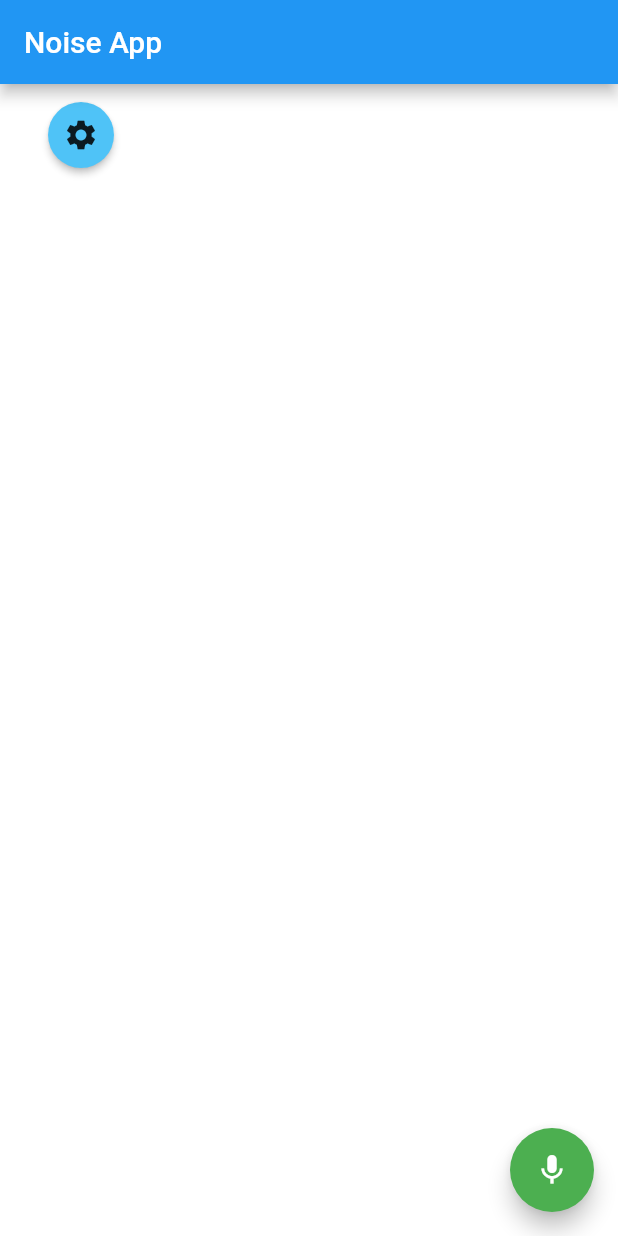
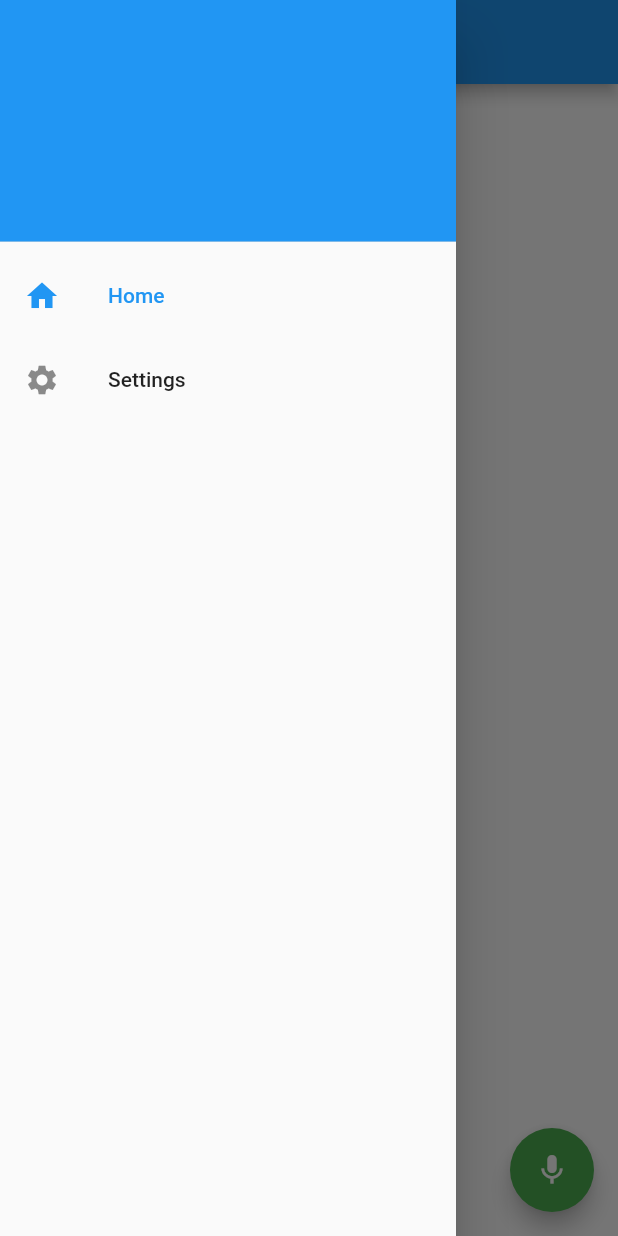
Before and after one commit to masterdodo/flutter-noise-app, a Flutter app: the screen it shows after launch, with the side drawer open (before the commit the screen has no drawer), on a phone screen of 412 x 824 dp. Run offline on Flutter 3.47's test engine with Material 2 defaults, Android fonts, the phone set to English and light mode, and no system bars; our stand-ins replace audioplayers, file_picker, shared_preferences; missing offline and left inert: noise_meter.

Commit message:
some reorganization, side menu(drawer)

```diff
--- a/lang/en.json
+++ b/lang/en.json
@@ -7,5 +7,7 @@
     "timeout_string": "Timeout After Alert",
     "audio_string": "Audio Alerts on Treshold",
     "save_string": "Save Settings",
-    "choose_sound_string": "Choose audio file..."
+    "choose_sound_string": "Choose audio file...",
+    "menu_home_string": "Home",
+    "menu_settings_string": "Settings"
 }
--- a/lang/sl.json
+++ b/lang/sl.json
@@ -7,5 +7,7 @@
     "timeout_string": "Odmor po Alarmu",
     "audio_string": "Zvočni Alarmi ob Meji",
     "save_string": "Shrani Nastavitve",
-    "choose_sound_string": "Izberi zvočno datoteko..."
+    "choose_sound_string": "Izberi zvočno datoteko...",
+    "menu_home_string": "Domov",
+    "menu_settings_string": "Nastavitve"
 }
--- /dev/null
+++ b/lib/components/my_drawer.dart
@@ -0,0 +1,52 @@
+import 'package:flutter/material.dart';
+
+import '../app_localizations.dart';
+
+class MyDrawer extends StatelessWidget {
+  const MyDrawer({
+    Key key,
+  }) : super(key: key);
+
+  @override
+  Widget build(BuildContext context) {
+    return new Drawer(
+      child: ListView(
+        padding: EdgeInsets.zero,
+        children: [
+          DrawerHeader(
+            child: null,
+            decoration: BoxDecoration(color: Colors.blue),
+          ),
+          ListTile(
+            selected: (ModalRoute.of(context).settings.name == '/'),
+            title: Text(
+                AppLocalizations.of(context).translate('menu_home_string')),
+            leading: Icon(Icons.home),
+            onTap: () {
+              if (ModalRoute.of(context).settings.name == '/') {
+                Navigator.pop(context);
+              } else {
+                Navigator.pop(context);
+                Navigator.pushNamed(context, '/');
+              }
+            },
+          ),
+          ListTile(
+            selected: (ModalRoute.of(context).settings.name == '/settings'),
+            title: Text(
+                AppLocalizations.of(context).translate('menu_settings_string')),
+            leading: Icon(Icons.settings),
+            onTap: () {
+              if (ModalRoute.of(context).settings.name == '/settings') {
+                Navigator.pop(context);
+              } else {
+                Navigator.pop(context);
+                Navigator.pushNamed(context, '/settings');
+              }
+            },
+          )
+        ],
+      ),
+    );
+  }
+}
--- a/lib/screens/home/homescreen.dart
+++ b/lib/screens/home/homescreen.dart
@@ -1,4 +1,5 @@
 import 'package:noise_app/app_localizations.dart';
+import 'package:noise_app/components/my_drawer.dart';
 import 'package:noise_meter/noise_meter.dart';
 import 'package:audioplayers/audioplayers.dart';
 import 'package:flutter/material.dart';
@@ -167,20 +168,11 @@ class _HomeScreenState extends State<HomeScreen> {
   Widget build(BuildContext context) {
     return Scaffold(
       backgroundColor: _bgColor,
+      drawer: MyDrawer(),
       appBar: AppBar(
         title: Text(AppLocalizations.of(context).translate('main_string')),
       ),
-      body: Padding(
-        padding: const EdgeInsets.all(10.0),
-        child: Column(children: [
-          RaisedButton(
-              color: Colors.lightBlue[300],
-              padding: EdgeInsets.all(10),
-              shape: CircleBorder(),
-              onPressed: () => Navigator.pushNamed(context, '/settings'),
-              child: Icon(Icons.settings))
-        ]),
-      ),
+      body: null,
       floatingActionButton: buildActionMicButton(context),
     );
   }
--- a/lib/screens/settings/settingsscreen.dart
+++ b/lib/screens/settings/settingsscreen.dart
@@ -1,5 +1,6 @@
 import 'package:file_picker/file_picker.dart';
 import 'package:flutter/material.dart';
+import 'package:noise_app/components/my_drawer.dart';
 import 'package:noise_app/app_localizations.dart';
 import 'package:shared_preferences/shared_preferences.dart';
 import 'dart:async';
@@ -142,6 +143,7 @@ class _SettingsScreenState extends State<SettingsScreen> {
   Widget build(BuildContext context) {
     return Scaffold(
       backgroundColor: _bgColor,
+      drawer: MyDrawer(),
       appBar: AppBar(
         title: Text(AppLocalizations.of(context).translate('settings_string')),
         backgroundColor: Colors.blue,
--- a/pubspec.yaml
+++ b/pubspec.yaml
@@ -28,6 +28,8 @@ dependencies:
     sdk: flutter
 
   noise_meter:
+
+  flutter_sparkline: ^0.1.0
 
   audioplayers: ^0.10.0
 
```
Also changed, not shown: pubspec.lock.
